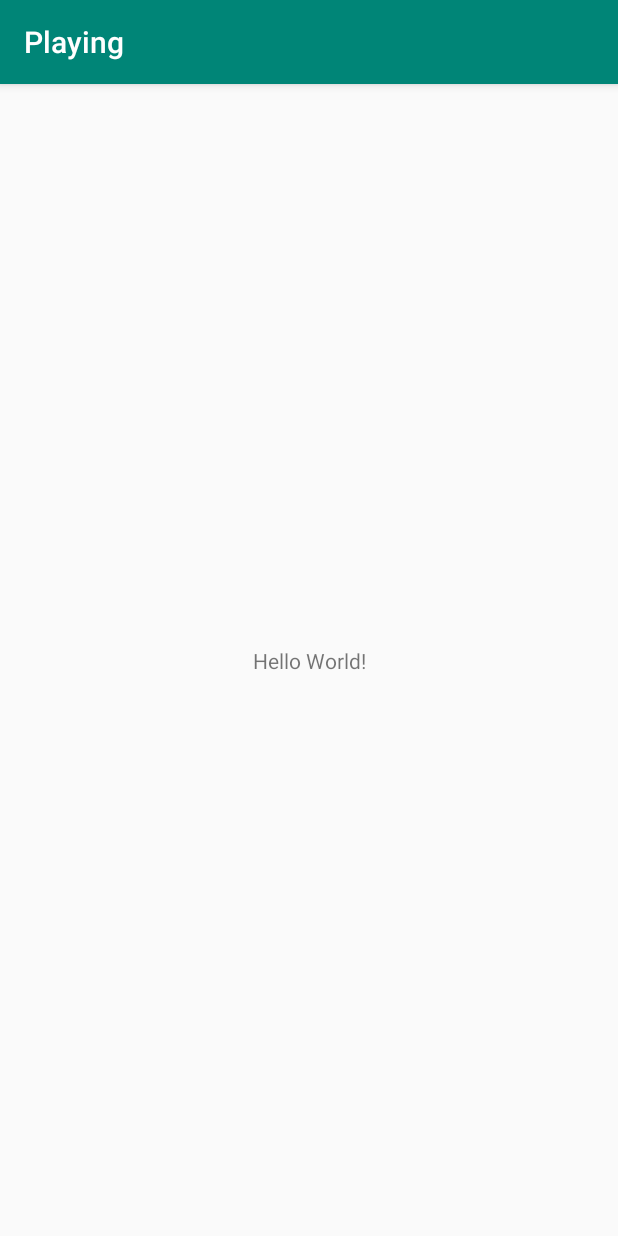
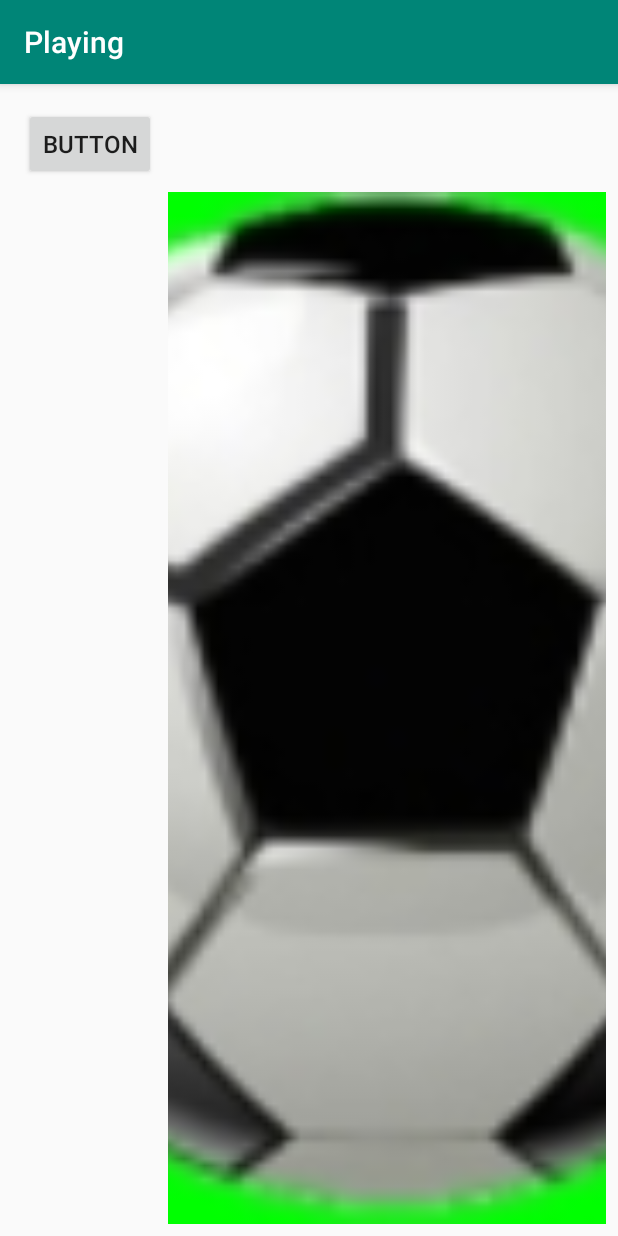
Before and after one commit to chandlerkeyes/AndroidButtonApp, an Android app: the screen it shows after launch (MainActivity), on a phone screen of 412 x 824 dp. Run offline under Robolectric (Android 15) with nearby library versions, the phone set to English and light mode, and no system bars.

Commit message:
Played w/ constraint layouts, added a new layout

```diff
--- a/app/src/main/res/layout/activity_main.xml
+++ b/app/src/main/res/layout/activity_main.xml
@@ -5,15 +5,23 @@
         xmlns:app="http://schemas.android.com/apk/res-auto"
         android:layout_width="match_parent"
         android:layout_height="match_parent"
-        tools:context=".MainActivity">
+        tools:context=".MainActivity" tools:layout_editor_absoluteY="81dp">
 
-    <TextView
+    <ImageView
+            android:layout_width="0dp"
+            android:layout_height="0dp" app:srcCompat="@drawable/ball_100x100"
+            android:id="@+id/imageView3"
+            app:layout_constraintEnd_toEndOf="parent"
+            android:layout_marginEnd="8dp" android:layout_marginBottom="8dp"
+            app:layout_constraintBottom_toBottomOf="parent" android:scaleType="centerCrop"
+            app:layout_constraintStart_toEndOf="@+id/button" android:layout_marginStart="8dp"
+            app:layout_constraintHorizontal_bias="0.46" android:layout_marginTop="8dp"
+            app:layout_constraintTop_toBottomOf="@+id/button"/>
+    <Button
+            android:text="Button"
             android:layout_width="wrap_content"
             android:layout_height="wrap_content"
-            android:text="Hello World!"
-            app:layout_constraintBottom_toBottomOf="parent"
-            app:layout_constraintLeft_toLeftOf="parent"
-            app:layout_constraintRight_toRightOf="parent"
-            app:layout_constraintTop_toTopOf="parent"/>
-
+            android:id="@+id/button" android:layout_marginTop="16dp"
+            app:layout_constraintTop_toTopOf="parent" app:layout_constraintStart_toStartOf="parent"
+            android:layout_marginStart="16dp" android:textSize="16sp"/>
 </android.support.constraint.ConstraintLayout>
--- /dev/null
+++ b/app/src/main/res/layout/note_layout.xml
@@ -0,0 +1,6 @@
+<?xml version="1.0" encoding="utf-8"?>
+<android.support.constraint.ConstraintLayout xmlns:android="http://schemas.android.com/apk/res/android"
+                                             android:layout_width="match_parent"
+                                             android:layout_height="match_parent">
+
+</android.support.constraint.ConstraintLayout>
```
Also changed, not shown: app/src/main/res/drawable/ball_100x100.jpg (added), app/src/main/res/drawable/ball_640x480.jpg (added).
